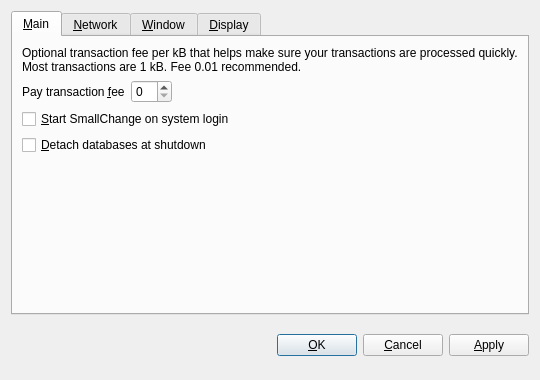
This is src/qt/forms/optionsdialog.ui in TrustyJAID/TrustyCoin as Qt 5 draws it before an edit. The edited form follows.
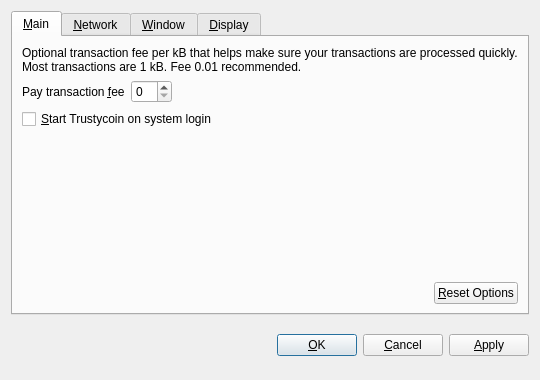
This is the edited form. The open tabs and pages were chosen to show the change. Custom widgets are drawn as their Qt base class.

Diff of the .ui file:
```diff
--- a/src/qt/forms/optionsdialog.ui
+++ b/src/qt/forms/optionsdialog.ui
@@ -82,17 +82,7 @@
           <string>Automatically start SmallChange after logging in to the system.</string>
          </property>
          <property name="text">
-          <string>&amp;Start SmallChange on system login</string>
-         </property>
-        </widget>
-       </item>
-       <item>
-        <widget class="QCheckBox" name="detachDatabases">
-         <property name="toolTip">
-          <string>Detach block and address databases at shutdown. This means they can be moved to another data directory, but it slows down shutdown. The wallet is always detached.</string>
-         </property>
-         <property name="text">
-          <string>&amp;Detach databases at shutdown</string>
+          <string>&amp;Start Trustycoin on system login</string>
          </property>
         </widget>
        </item>
@@ -109,6 +99,36 @@
          </property>
         </spacer>
        </item>
+       <item>
+        <layout class="QHBoxLayout" name="horizontalLayout_2_Main">
+         <item>
+          <spacer name="horizontalSpacer_2_Main">
+           <property name="orientation">
+            <enum>Qt::Horizontal</enum>
+           </property>
+           <property name="sizeHint" stdset="0">
+            <size>
+             <width>40</width>
+             <height>20</height>
+            </size>
+           </property>
+          </spacer>
+         </item>
+         <item>
+          <widget class="QPushButton" name="resetButton">
+           <property name="toolTip">
+            <string>Reset all client options to default.</string>
+           </property>
+           <property name="text">
+            <string>&amp;Reset Options</string>
+           </property>
+           <property name="autoDefault">
+            <bool>false</bool>
+           </property>
+          </widget>
+         </item>
+        </layout>
+       </item>
       </layout>
      </widget>
      <widget class="QWidget" name="tabNetwork">
```
Left out of the diff: 30 changed lines with no effect on the pictures.
